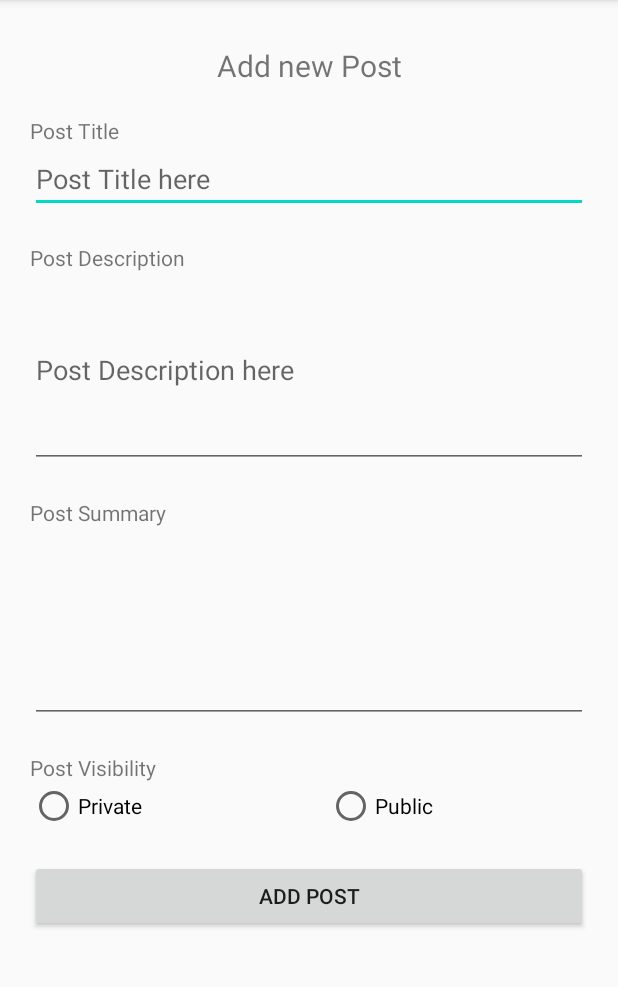
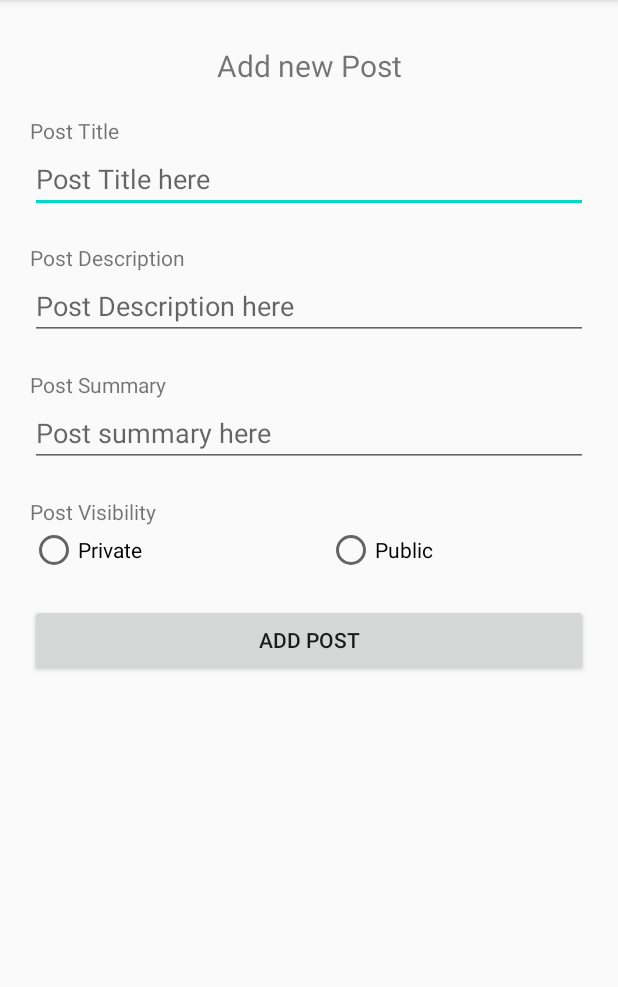
Before and after one commit to devjayantmalik/Blogger, an Android app: the NewPostActivity screen opened directly, with no data from a screen before it, on a phone screen of 412 x 824 dp, the part 84-1071 px from its top. Run offline under Robolectric (Android 15) with nearby library versions, the phone set to English and light mode, and no system bars.

Commit message:
improved layout

```diff
--- a/app/src/main/res/layout/activity_new_post.xml
+++ b/app/src/main/res/layout/activity_new_post.xml
@@ -47,7 +47,8 @@
     <EditText
         android:layout_width="match_parent"
         android:layout_height="wrap_content"
-        android:lines="5"
+        android:minLines="1"
+        android:maxLines="5"
         android:inputType="textMultiLine"
         android:hint="Post Description here"
         />
@@ -63,8 +64,10 @@
         android:id="@+id/txtPostSummary"
         android:layout_width="match_parent"
         android:layout_height="wrap_content"
-        android:lines="5"
+        android:minLines="1"
+        android:maxLines="5"
         android:inputType="textMultiLine"
+        android:hint="Post summary here"
         />
 
 
```
